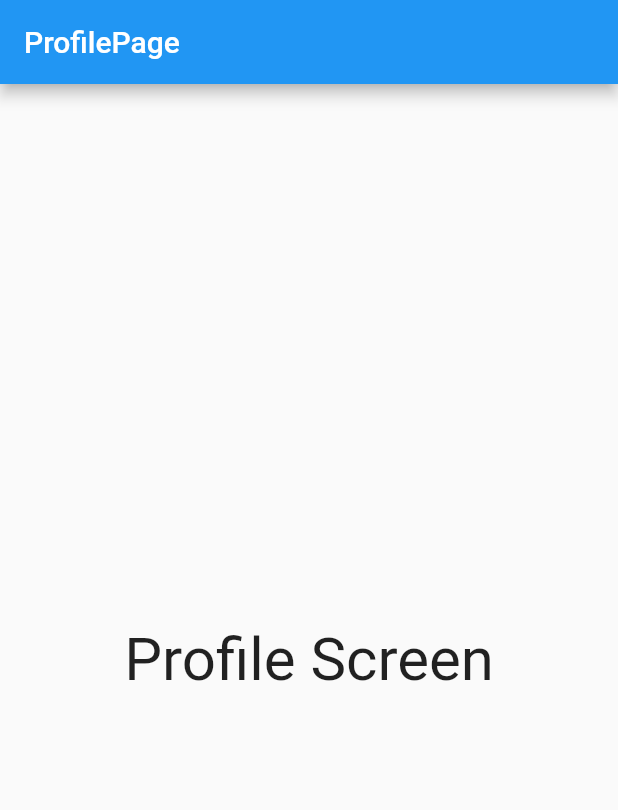
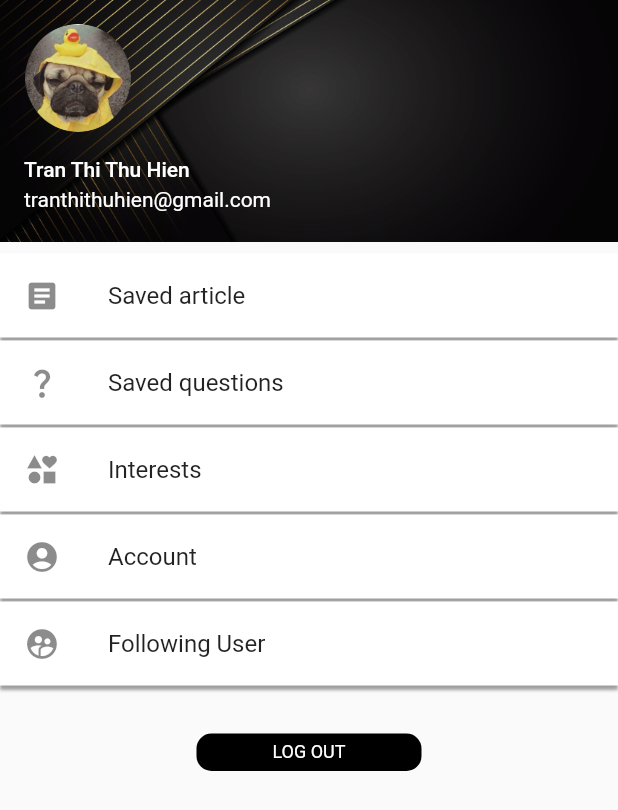
Before and after one commit to doanhduy199819/ipa, a Flutter app: the ProfilePage widget shown alone on an empty page, opened directly, on a phone screen of 412 x 824 dp. Shown: the top 810 px of the screen. Run offline on Flutter 3.47's test engine with Material 2 defaults, Android fonts, the phone set to English and light mode, and no system bars; our stand-ins replace simple_shadow, smooth_page_indicator; network calls fail.

Commit message:
profile_ui_screen

```diff
--- a/lib/pages/profile_screen/profile_page.dart
+++ b/lib/pages/profile_screen/profile_page.dart
@@ -1,6 +1,8 @@
 import 'package:flutter/material.dart';
 import 'package:flutter/src/foundation/key.dart';
 import 'package:flutter/src/widgets/framework.dart';
+import 'package:flutter_interview_preparation/pages/profile_screen/saved_articles.dart';
+import 'package:flutter_interview_preparation/pages/profile_screen/saved_qa.dart';
 
 class ProfilePage extends StatefulWidget {
   const ProfilePage({Key? key}) : super(key: key);
@@ -12,13 +14,154 @@ class ProfilePage extends StatefulWidget {
 class _ProfilePageState extends State<ProfilePage> {
   @override
   Widget build(BuildContext context) {
-     return Scaffold(
-      appBar: AppBar(
-        title: Text('ProfilePage'),
-      ),
-      body: Center(
-        child:Text('Profile Screen',style: TextStyle(fontSize:40 ),),
-      ),
+    return ListView(
+      children: [
+        UserAccountsDrawerHeader(
+          accountName: Text('Tran Thi Thu Hien'),
+          accountEmail: Text('tranthithuhien@gmail.com'),
+          currentAccountPicture: Container(
+            decoration: BoxDecoration(
+              shape: BoxShape.circle,
+              image: DecorationImage(
+                image: AssetImage("assets/images/avatar.png"),
+              ),
+            ),
+          ),
+          decoration: BoxDecoration(
+              image: DecorationImage(
+                  image: AssetImage("assets/images/bg_profile.png"),
+                  fit: BoxFit.cover)),
+        ),
+        Column(
+          children: [
+            Container(
+              margin: const EdgeInsets.only(bottom: 2),
+              decoration: const BoxDecoration(color: Colors.white, boxShadow: [
+                BoxShadow(
+                  blurRadius: 1,
+                  offset: Offset(0.0, 3),
+                  color: Colors.grey,
+                ),
+              ]),
+              child:ListTile(
+                leading: Icon(Icons.article),
+                title: Text('Saved article'),
+                onTap: () {
+                  Navigator.push(
+                    context,
+                    MaterialPageRoute(
+                      builder: (context) => SavedArticle(),
+                      fullscreenDialog: false,
+                    ),
+                  );
+                },
+              ),
+
+            ),
+
+            Container(
+              margin: const EdgeInsets.only(bottom: 2),
+              decoration: const BoxDecoration(color: Colors.white, boxShadow: [
+                BoxShadow(
+                  blurRadius: 1,
+                  offset: Offset(0.0, 3),
+                  color: Colors.grey,
+                ),
+              ],
+              ),
+              child:    ListTile(
+                leading: Icon(Icons.question_mark),
+                title: Text('Saved questions'),
+                onTap: () {
+                  Navigator.push(
+                      context,
+                      MaterialPageRoute(
+                          fullscreenDialog: false,
+                          builder: (context) => SavedQuestion()));
+                },
+              ),
+
+            ),
+
+            Container(
+              margin: const EdgeInsets.only(bottom: 2),
+              decoration: const BoxDecoration(color: Colors.white, boxShadow: [
+                BoxShadow(
+                  blurRadius: 1,
+                  offset: Offset(0.0, 3),
+                  color: Colors.grey,
+                ),
+              ],
+              ),
+              child:    ListTile(
+                leading: Icon(Icons.interests),
+                title: Text('Interests'),
+              ),
+
+            ),
+
+            Container(
+              margin: const EdgeInsets.only(bottom: 2),
+              decoration: const BoxDecoration(color: Colors.white, boxShadow: [
+                BoxShadow(
+                  blurRadius: 1,
+                  offset: Offset(0.0, 3),
+                  color: Colors.grey,
+                ),
+              ],
+              ),
+              child:
+              ListTile(
+                leading: Icon(Icons.account_circle),
+                title: Text('Account'),
+              ),
+
+            ),
+
+            Container(
+              margin: const EdgeInsets.only(bottom: 2),
+              decoration: const BoxDecoration(color: Colors.white, boxShadow: [
+                BoxShadow(
+                  blurRadius: 1,
+                  offset: Offset(0.0, 3),
+                  color: Colors.grey,
+                ),
+              ],
+              ),
+              child:
+              ListTile(
+                leading: Icon(Icons.supervised_user_circle),
+                title: Text('Following User'),
+              ),
+
+            ),
+
+
+            SizedBox(
+              height: 30,
+            ),
+            Container(
+                height: 25,
+                width: 150,
+                decoration: BoxDecoration(
+                  color: Colors.black,
+                  borderRadius: BorderRadius.circular(10),
+                ),
+                child: Align(
+                    alignment: Alignment.center,
+                    child: Text(
+                      'LOG OUT',
+                      overflow: TextOverflow.ellipsis,
+                      style: TextStyle(
+                        decoration: TextDecoration.none,
+                        fontSize: 12,
+                        color: Colors.white,
+                        fontWeight: FontWeight.normal,
+                      ),
+                    )))
+          ],
+        )
+      ],
     );
   }
 }
```
Also changed, not shown: lib/pages/profile_screen/saved_articles.dart (added, +152 -0 lines), lib/pages/profile_screen/saved_qa.dart (added, +232 -0 lines), assets/images/avatar.png (added), assets/images/bg_profile.png (added), assets/images/correct.png (added), assets/images/incorrect.png (added), assets/images/next.png (added), assets/images/quizresult_background.png (added), assets/images/red_carpet.png (added), assets/images/reset.png (added), assets/images/unlike.png (added).
